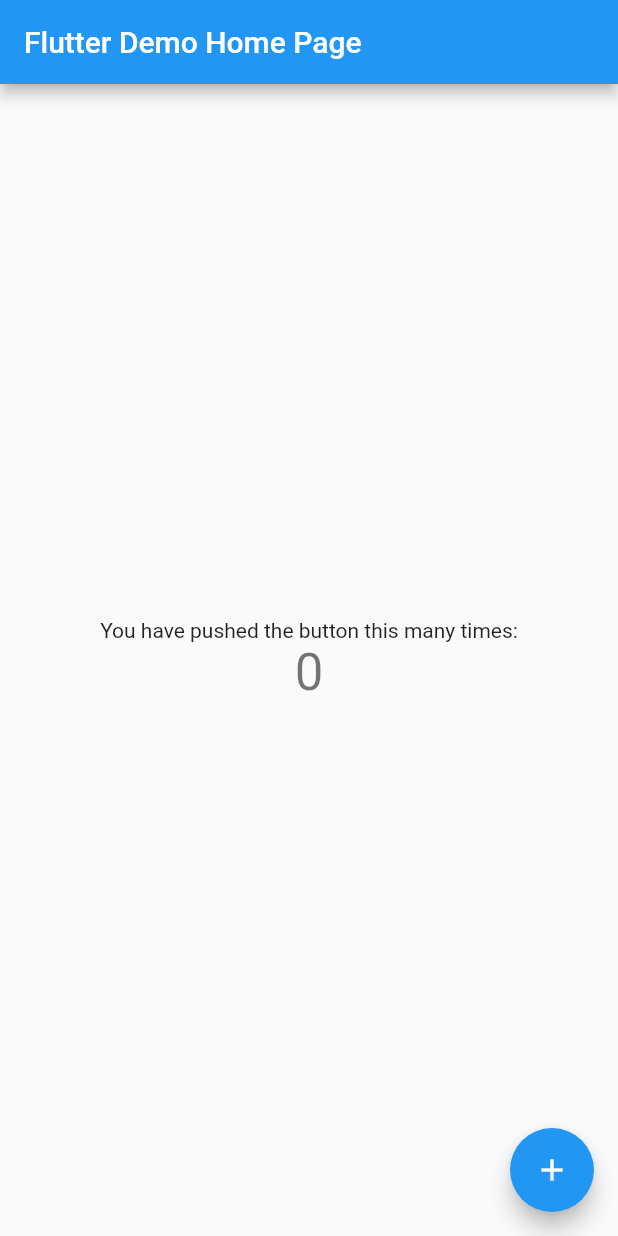
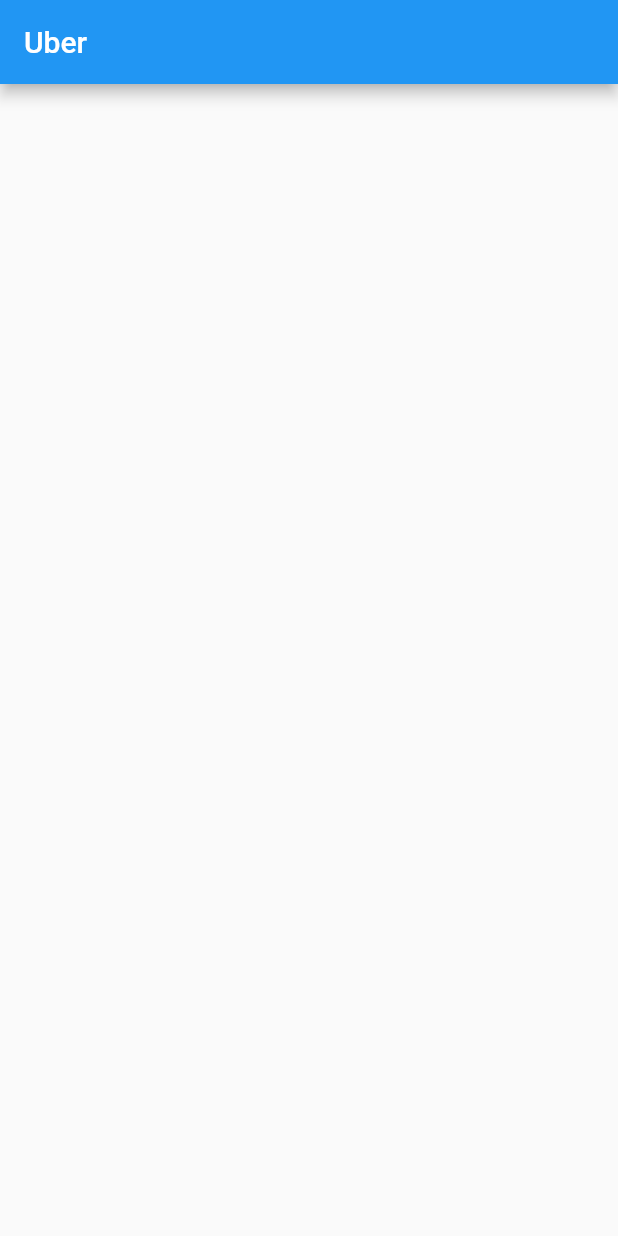
Before and after one commit to me-aditya/Uber-Clone, a Flutter app: the screen it shows after launch, on a phone screen of 412 x 824 dp. Run offline on Flutter 3.47's test engine with Material 2 defaults, Android fonts, the phone set to English and light mode, and no system bars.

```diff
--- a/lib/main.dart
+++ b/lib/main.dart
@@ -1,113 +1,19 @@
 import 'package:flutter/material.dart';
+import 'package:uber_flutter/screens/mainpage.dart';
 
 void main() {
   runApp(MyApp());
 }
 
 class MyApp extends StatelessWidget {
-  // This widget is the root of your application.
   @override
   Widget build(BuildContext context) {
     return MaterialApp(
       title: 'Flutter Demo',
       theme: ThemeData(
-        // This is the theme of your application.
-        //
-        // Try running your application with "flutter run". You'll see the
-        // application has a blue toolbar. Then, without quitting the app, try
-        // changing the primarySwatch below to Colors.green and then invoke
-        // "hot reload" (press "r" in the console where you ran "flutter run",
-        // or simply save your changes to "hot reload" in a Flutter IDE).
-        // Notice that the counter didn't reset back to zero; the application
-        // is not restarted.
         primarySwatch: Colors.blue,
       ),
-      home: MyHomePage(title: 'Flutter Demo Home Page'),
+      home: MainPage(),
     );
   }
 }
-
-class MyHomePage extends StatefulWidget {
-  MyHomePage({Key key, this.title}) : super(key: key);
-
-  // This widget is the home page of your application. It is stateful, meaning
-  // that it has a State object (defined below) that contains fields that affect
-  // how it looks.
-
-  // This class is the configuration for the state. It holds the values (in this
-  // case the title) provided by the parent (in this case the App widget) and
-  // used by the build method of the State. Fields in a Widget subclass are
-  // always marked "final".
-
-  final String title;
-
-  @override
-  _MyHomePageState createState() => _MyHomePageState();
-}
-
-class _MyHomePageState extends State<MyHomePage> {
-  int _counter = 0;
-
-  void _incrementCounter() {
-    setState(() {
-      // This call to setState tells the Flutter framework that something has
-      // changed in this State, which causes it to rerun the build method below
-      // so that the display can reflect the updated values. If we changed
-      // _counter without calling setState(), then the build method would not be
-      // called again, and so nothing would appear to happen.
-      _counter++;
-    });
-  }
-
-  @override
-  Widget build(BuildContext context) {
-    // This method is rerun every time setState is called, for instance as done
-    // by the _incrementCounter method above.
-    //
-    // The Flutter framework has been optimized to make rerunning build methods
-    // fast, so that you can just rebuild anything that needs updating rather
-    // than having to individually change instances of widgets.
-    return Scaffold(
-      appBar: AppBar(
-        // Here we take the value from the MyHomePage object that was created by
-        // the App.build method, and use it to set our appbar title.
-        title: Text(widget.title),
-      ),
-      body: Center(
-        // Center is a layout widget. It takes a single child and positions it
-        // in the middle of the parent.
-        child: Column(
-          // Column is also a layout widget. It takes a list of children and
-          // arranges them vertically. By default, it sizes itself to fit its
-          // children horizontally, and tries to be as tall as its parent.
-          //
-          // Invoke "debug painting" (press "p" in the console, choose the
-          // "Toggle Debug Paint" action from the Flutter Inspector in Android
-          // Studio, or the "Toggle Debug Paint" command in Visual Studio Code)
-          // to see the wireframe for each widget.
-          //
-          // Column has various properties to control how it sizes itself and
-          // how it positions its children. Here we use mainAxisAlignment to
-          // center the children vertically; the main axis here is the vertical
-          // axis because Columns are vertical (the cross axis would be
-          // horizontal).
-          mainAxisAlignment: MainAxisAlignment.center,
-          children: <Widget>[
-            Text(
-              'You have pushed the button this many times:',
-            ),
-            Text(
-              '$_counter',
-              style: Theme.of(context).textTheme.headline4,
-            ),
-          ],
-        ),
-      ),
-      floatingActionButton: FloatingActionButton(
-        onPressed: _incrementCounter,
-        tooltip: 'Increment',
-        child: Icon(Icons.add),
-      ), // This trailing comma makes auto-formatting nicer for build methods.
-    );
-  }
-}
--- a/lib/screens/mainpage.dart
+++ b/lib/screens/mainpage.dart
@@ -0,0 +1,17 @@
+import 'package:flutter/material.dart';
+
+class MainPage extends StatefulWidget {
+  @override
+  _MainPageState createState() => _MainPageState();
+}
+
+class _MainPageState extends State<MainPage> {
+  @override
+  Widget build(BuildContext context) {
+    return Scaffold(
+      appBar: AppBar(
+        title: Text("Uber"),
+      ),
+    );
+  }
+}
```
Also changed, not shown: 1 other file.
